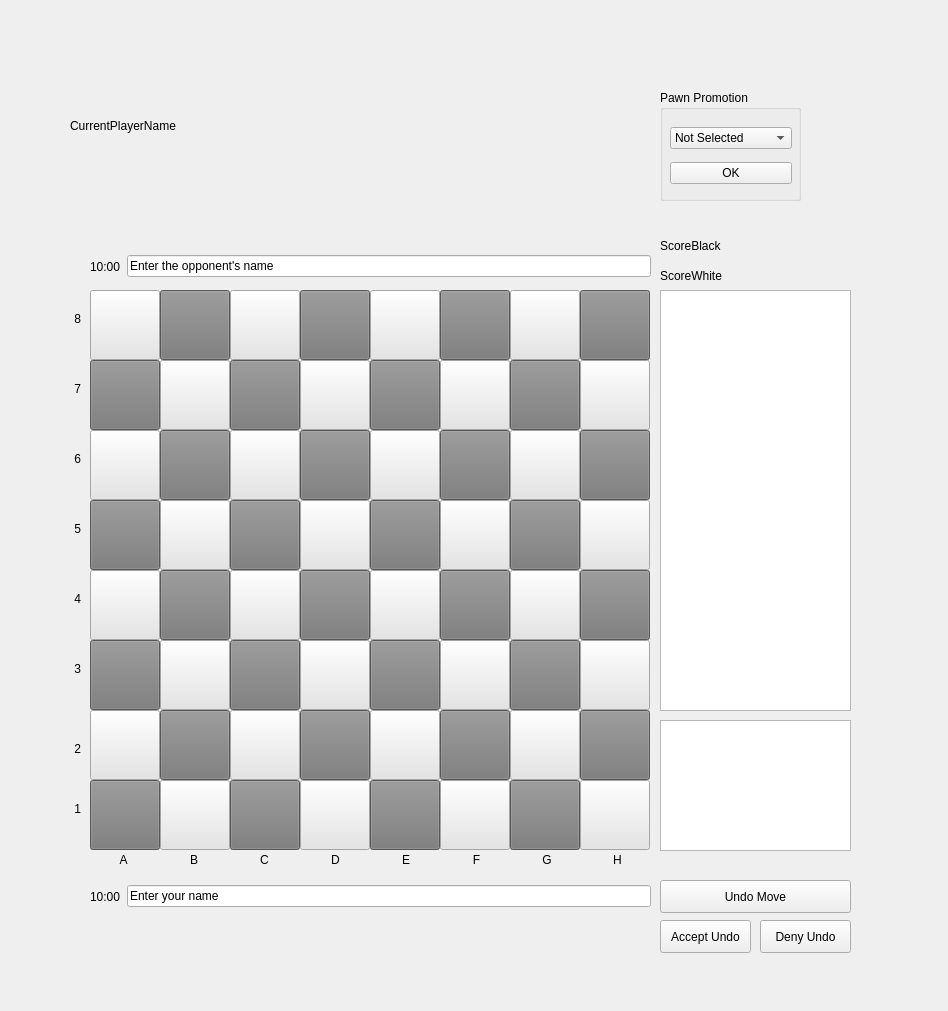
Charly-62/QtChessApp, file schach/schachgui.ui: the form before one commit.
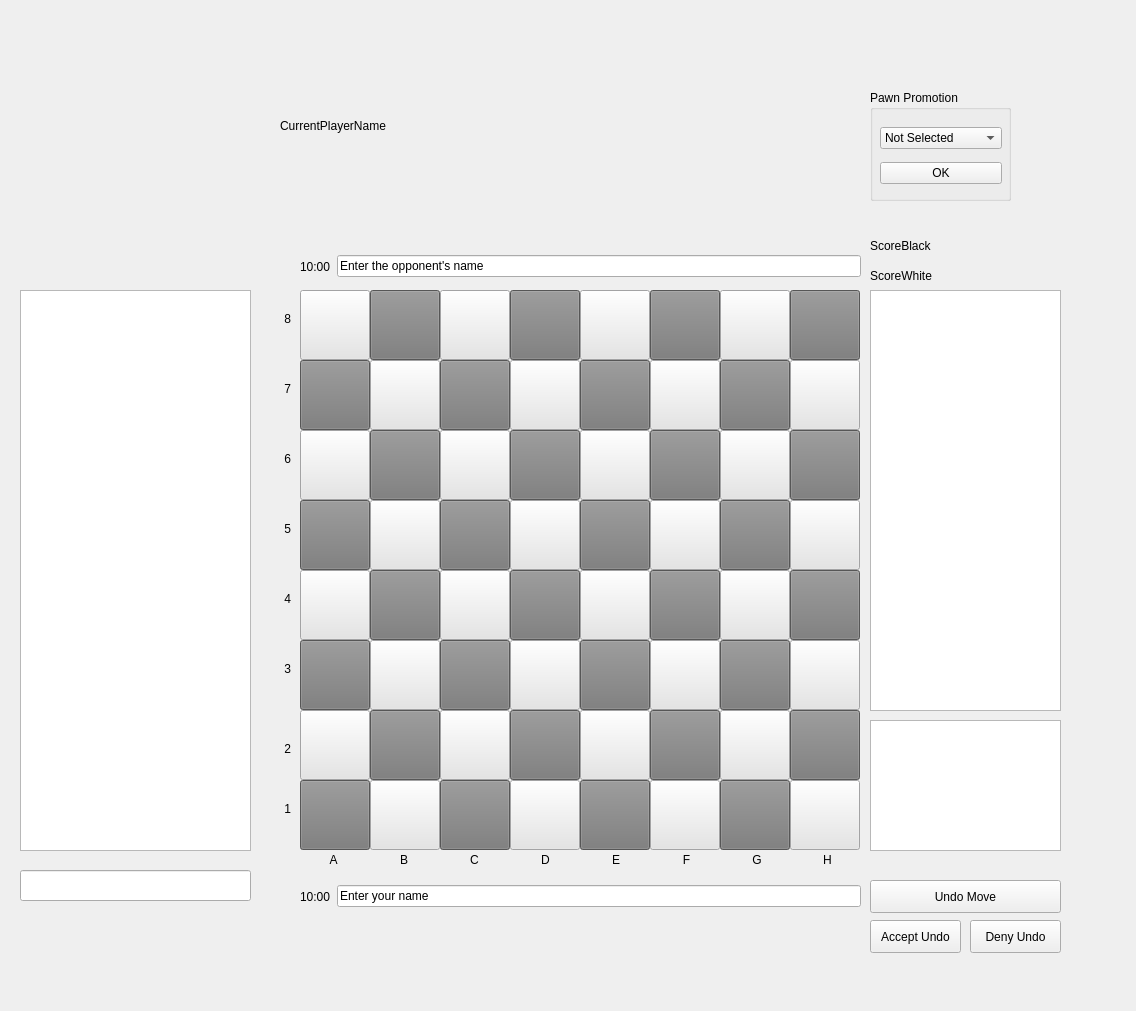
The form after the commit. The open tabs and pages were chosen to show the change.

Patch:
```diff
--- a/schach/schachgui.ui
+++ b/schach/schachgui.ui
@@ -6,7 +6,7 @@
    <rect>
     <x>0</x>
     <y>0</y>
-    <width>948</width>
+    <width>1136</width>
     <height>1011</height>
    </rect>
   </property>
@@ -25,7 +25,7 @@
   <widget class="QStackedWidget" name="GAME">
    <property name="geometry">
     <rect>
-     <x>50</x>
+     <x>260</x>
      <y>50</y>
      <width>861</width>
      <height>911</height>
@@ -2268,7 +2268,7 @@
       <set>Qt::AlignRight|Qt::AlignTrailing|Qt::AlignVCenter</set>
      </property>
     </widget>
-    <widget class="QWidget" name="">
+    <widget class="QWidget" name="layoutWidget">
      <property name="geometry">
       <rect>
        <x>40</x>
@@ -2281,6 +2281,32 @@
     </widget>
    </widget>
   </widget>
+  <widget class="QListWidget" name="lstChat">
+   <property name="geometry">
+    <rect>
+     <x>20</x>
+     <y>290</y>
+     <width>231</width>
+     <height>561</height>
+    </rect>
+   </property>
+  </widget>
+  <widget class="QLineEdit" name="leSendChat">
+   <property name="geometry">
+    <rect>
+     <x>20</x>
+     <y>870</y>
+     <width>231</width>
+     <height>31</height>
+    </rect>
+   </property>
+   <property name="text">
+    <string/>
+   </property>
+   <property name="maxLength">
+    <number>100</number>
+   </property>
+  </widget>
  </widget>
  <resources/>
  <connections/>
```
Left out of the diff: 34 changed lines with no effect on the pictures.
